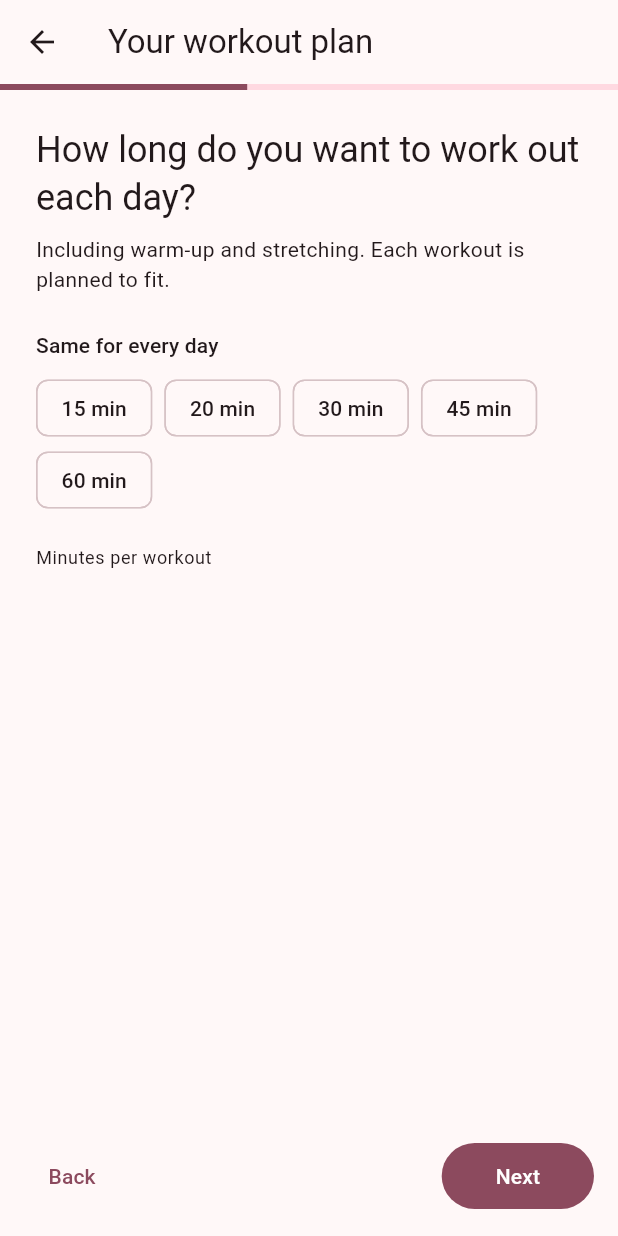
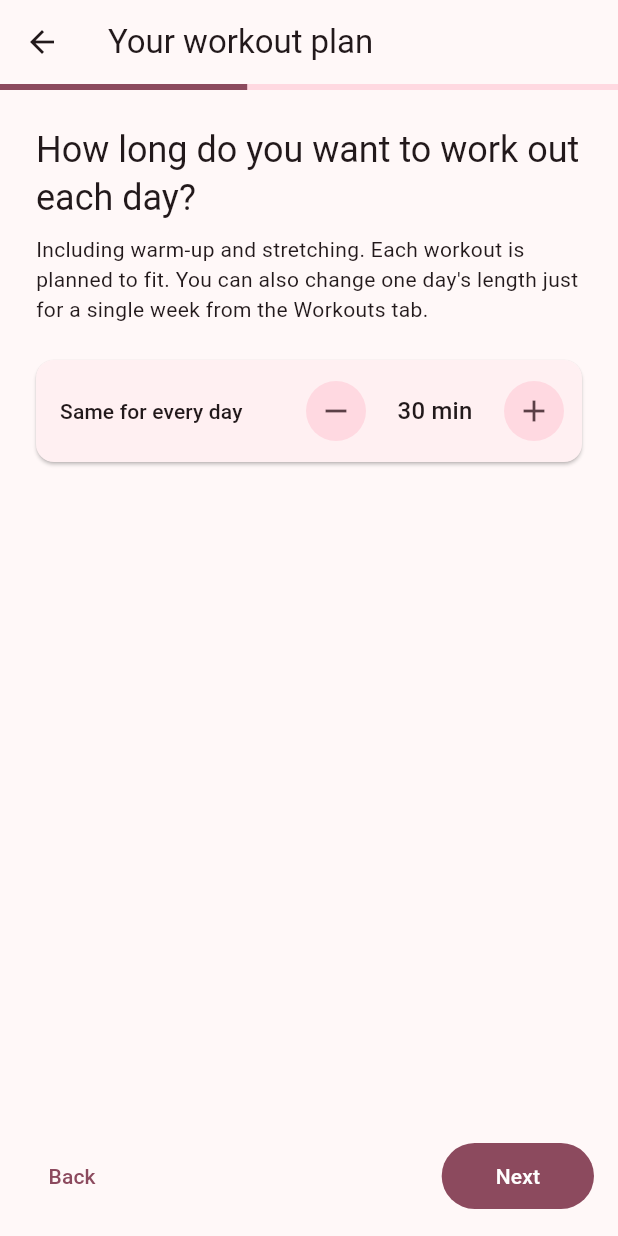
Before and after one commit to cchigu/syds-health-fitness, a Flutter app: the WorkoutSetupScreen screen opened directly, swiped to page 2, on a phone screen of 412 x 824 dp. Run offline on Flutter 3.47's test engine with Material 3 defaults, Android fonts, the phone set to English and light mode, and no system bars; our stand-ins replace cloud_firestore, confetti, firebase_auth, firebase_core, fl_chart, shared_preferences; missing offline and left inert: mobile_scanner; accounts and stored records are empty.

Commit message:
Any workout length, and a different length just for one week
- Setup uses a 5-minute stepper (10-90 min) per day instead of fixed
  choices, plus 'Same for every day'.
- The 'Change this week' sheet (⋮ / Today card) adds 'Length this week'
  next to move and skip; next week goes back to her usual length.
- Very short and very long workouts budget their time sensibly.
- One-week changes now combine (moved + shorter), and Undo on a skip only
  un-skips.

Co-Authored-By: Claude Opus 5.5 <noreply@anthropic.com>
Claude-Session: https://claude.ai/code/session_01TTHyQSgD2afjTzhVKt4ArY

```diff
--- a/lib/screens/workout_setup_screen.dart
+++ b/lib/screens/workout_setup_screen.dart
@@ -2,6 +2,7 @@ import 'package:flutter/material.dart';
 
 import '../models/workout.dart';
 import '../services/workout_repository.dart';
+import '../widgets/minutes_stepper.dart';
 
 /// Five quick questions that build Syd's plan:
 /// which days, how long, main goal, experience, and anything to go easy on.
@@ -20,7 +21,6 @@ class _WorkoutSetupScreenState extends State<WorkoutSetupScreen> {
   late Set<int> _days;
   late int _minutes;
   late Map<int, int> _minutesByDay;
-  static const _lengths = [15, 20, 30, 45, 60];
   WorkoutFocus? _focus;
   Experience? _experience;
   late Set<BodyArea> _avoid;
@@ -232,19 +232,25 @@ class _WorkoutSetupScreenState extends State<WorkoutSetupScreen> {
   Widget _lengthPage() {
     final text = Theme.of(context).textTheme;
     final days = _days.toList()..sort();
+    const names = ['Monday', 'Tuesday', 'Wednesday', 'Thursday', 'Friday',
+        'Saturday', 'Sunday'];
     return _question(
       'How long do you want to work out each day?',
-      'Including warm-up and stretching. Each workout is planned to fit.',
+      'Including warm-up and stretching. Each workout is planned to fit. '
+          'You can also change one day\'s length just for a single week '
+          'from the Workouts tab.',
       [
-        Text('Same for every day', style: text.titleSmall),
-        const SizedBox(height: 8),
-        Wrap(
-          spacing: 8,
+        Card(
+          margin: EdgeInsets.zero,
+          child: Padding(
+            padding: const EdgeInsets.fromLTRB(16, 10, 8, 10),
+            child: Row(
               children: [
-            for (final m in _lengths)
-              ActionChip(
-                label: Text('$m min'),
-                onPressed: () => setState(() {
+                Expanded(
+                    child: Text('Same for every day', style: text.titleSmall)),
+                MinutesStepper(
+                  value: _minutes,
+                  onChanged: (m) => setState(() {
                     _minutes = m;
                     for (final d in days) {
                       _minutesByDay[d] = m;
@@ -253,27 +259,22 @@ class _WorkoutSetupScreenState extends State<WorkoutSetupScreen> {
                 ),
               ],
             ),
-        const SizedBox(height: 20),
-        for (final d in days) ...[
-          Text(
-            const ['Monday', 'Tuesday', 'Wednesday', 'Thursday', 'Friday',
-                'Saturday', 'Sunday'][d - 1],
-            style: text.titleSmall,
           ),
-          const SizedBox(height: 6),
-          SegmentedButton<int>(
-            showSelectedIcon: false,
-            segments: [
-              for (final m in _lengths)
-                ButtonSegment(value: m, label: Text('$m')),
+        ),
+        const SizedBox(height: 16),
+        for (final d in days)
+          Padding(
+            padding: const EdgeInsets.fromLTRB(16, 4, 8, 4),
+            child: Row(
+              children: [
+                Expanded(child: Text(names[d - 1], style: text.bodyLarge)),
+                MinutesStepper(
+                  value: _minutesByDay[d] ?? _minutes,
+                  onChanged: (m) => setState(() => _minutesByDay[d] = m),
+                ),
               ],
-            selected: {_minutesByDay[d] ?? _minutes},
-            onSelectionChanged: (v) =>
-                setState(() => _minutesByDay[d] = v.first),
             ),
-          const SizedBox(height: 14),
-        ],
-        Text('Minutes per workout', style: text.bodySmall),
+          ),
       ],
     );
   }
--- /dev/null
+++ b/lib/widgets/minutes_stepper.dart
@@ -0,0 +1,47 @@
+import 'package:flutter/material.dart';
+
+/// − [ 40 min ] +   in 5-minute steps (10 to 90 by default).
+class MinutesStepper extends StatelessWidget {
+  const MinutesStepper({
+    super.key,
+    required this.value,
+    required this.onChanged,
+    this.min = 10,
+    this.max = 90,
+    this.step = 5,
+  });
+
+  final int value;
+  final ValueChanged<int> onChanged;
+  final int min;
+  final int max;
+  final int step;
+
+  @override
+  Widget build(BuildContext context) {
+    final text = Theme.of(context).textTheme;
+    return Row(
+      mainAxisSize: MainAxisSize.min,
+      children: [
+        IconButton.filledTonal(
+          tooltip: '$step minutes less',
+          onPressed: value - step < min ? null : () => onChanged(value - step),
+          icon: const Icon(Icons.remove),
+        ),
+        SizedBox(
+          width: 84,
+          child: Text(
+            '$value min',
+            textAlign: TextAlign.center,
+            style: text.titleMedium,
+          ),
+        ),
+        IconButton.filledTonal(
+          tooltip: '$step minutes more',
+          onPressed: value + step > max ? null : () => onChanged(value + step),
+          icon: const Icon(Icons.add),
+        ),
+      ],
+    );
+  }
+}
```
Also changed, not shown: lib/models/workout.dart (+31 -4 lines), lib/screens/workouts_screen.dart (+73 -19 lines), lib/services/workout_planner.dart (+26 -14 lines), lib/services/workout_repository.dart (+39 -13 lines), 1 other file. Lines whose indentation alone changed are shown as unchanged.
